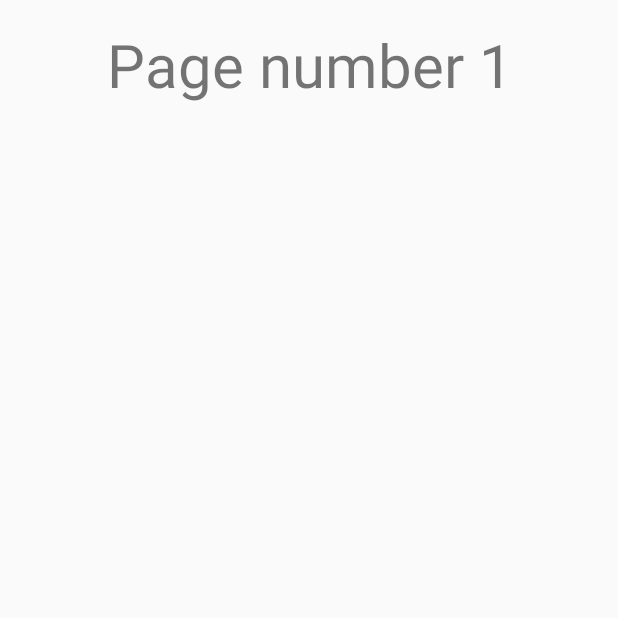
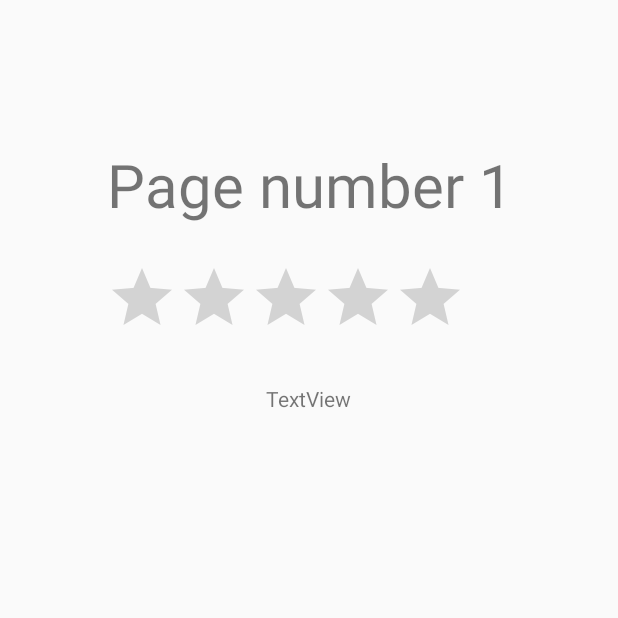
Before and after one commit to Chr1stian/tdt4140, an Android app: the PageFragment screen opened directly, with no data from a screen before it, on a phone screen of 412 x 824 dp, the top half of it. Run offline under Robolectric (Android 15) with nearby library versions, the phone set to English and light mode, and no system bars; 9 statements that could not run were skipped.

Commit message:
Rating sytem at PageFragment.java partial

```diff
--- a/App/Prodo/app/src/main/java/nogroupsprodoteam/ntnu/stud/httpwww/prodo/PageFragment.java
+++ b/App/Prodo/app/src/main/java/nogroupsprodoteam/ntnu/stud/httpwww/prodo/PageFragment.java
@@ -7,6 +7,7 @@ import android.support.v4.app.Fragment;
 import android.view.LayoutInflater;
 import android.view.View;
 import android.view.ViewGroup;
+import android.widget.RatingBar;
 import android.widget.TextView;
 
 
@@ -15,7 +16,9 @@ import android.widget.TextView;
  */
 public class PageFragment extends Fragment {
     TextView textView;
-
+    TextView testShowRating;
+    String staus;
+    RatingBar ratingBar;
 
     public PageFragment() {
         // Required empty public constructor
@@ -39,8 +42,30 @@ public class PageFragment extends Fragment {
         String lecturename = extras.getString("LectureName");
         Integer lectureID = extras.getInt("LectureID");
         Integer numberOfLectures = extras.getInt("NumberOfLectures");
+
+
+        ratingBar = (RatingBar)view.findViewById(R.id.ratingBar_understanding);
+        ratingBar.setOnClickListener(ratingUpdate);
+
+
+
+       /* staus = Integer.toString(Math.round(ratingBar.getRating()));
+
+        testShowRating = (TextView)view.findViewById(R.id.lbl_testRatingView);
+        testShowRating.setText(staus);
+*/
+
         return view;
     }
 
+    public View.OnClickListener ratingUpdate = new View.OnClickListener() {
+        public void onClick(View view) {
+
+            RatingBar barUpdate = (RatingBar) view;
+            testShowRating = (TextView)view.findViewById(R.id.lbl_testRatingView);
+            staus = Integer.toString(Math.round(barUpdate.getRating()));
+            testShowRating.setText(staus);
+        }
+    };
 
 }
--- a/App/Prodo/app/src/main/res/layout/page_fragment.xml
+++ b/App/Prodo/app/src/main/res/layout/page_fragment.xml
@@ -6,14 +6,32 @@
 
 
     <TextView
+        android:text="TextView"
+        android:layout_width="wrap_content"
+        android:layout_height="wrap_content"
+        android:layout_centerVertical="true"
+        android:layout_centerHorizontal="true"
+        android:id="@+id/lbl_testRatingView" />
+
+    <TextView
         android:text="Page number"
         android:layout_width="wrap_content"
         android:layout_height="wrap_content"
         android:id="@+id/lbl_page"
-        android:layout_alignParentLeft="true"
-        android:layout_alignParentStart="true"
-        android:layout_alignParentRight="true"
-        android:layout_alignParentEnd="true"
         android:textSize="40sp"
-        android:textAlignment="center" />
+        android:textAlignment="center"
+        android:layout_marginTop="80dp"
+        android:layout_alignParentTop="true"
+        android:layout_centerHorizontal="true" />
+
+    <RatingBar
+        android:layout_width="wrap_content"
+        android:layout_height="wrap_content"
+        android:id="@+id/ratingBar_understanding"
+        android:numStars="5"
+        android:stepSize="1"
+        android:layout_marginBottom="24dp"
+        android:layout_above="@+id/lbl_testRatingView"
+        android:layout_alignLeft="@+id/lbl_page"
+        android:layout_alignStart="@+id/lbl_page" />
 </RelativeLayout>
```
